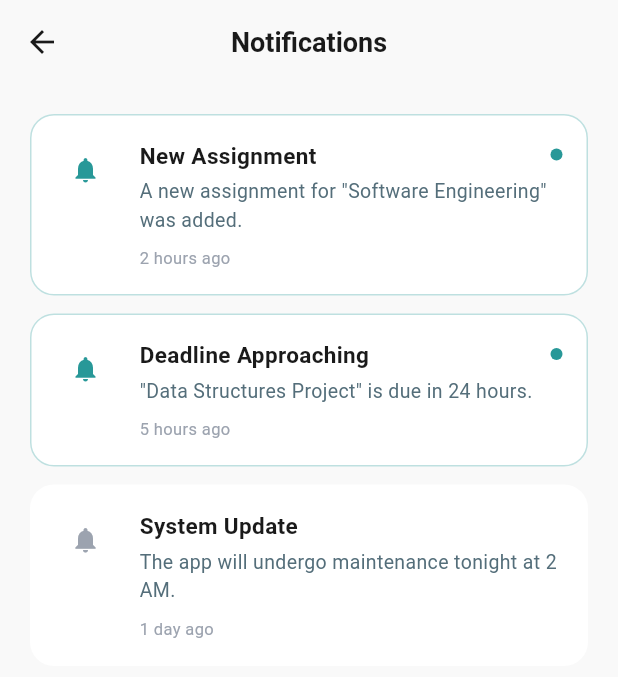
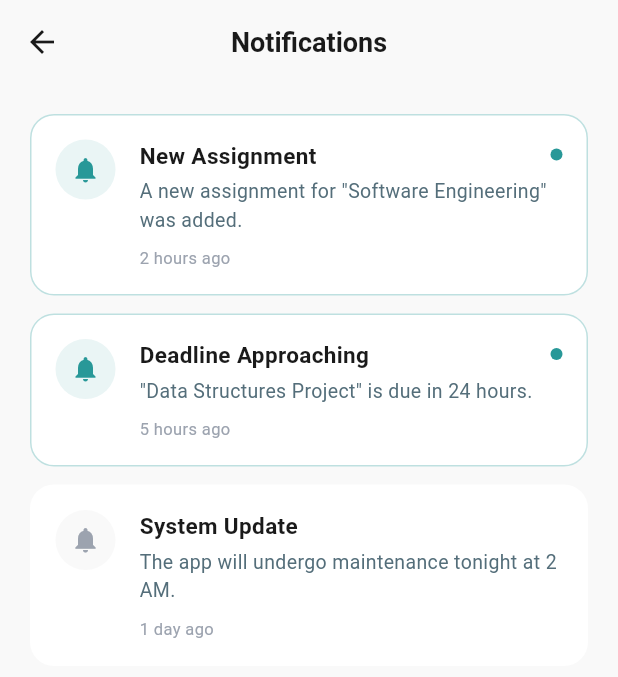
Before and after one commit to malkk65/Assignment-Tracker, a Flutter app: the NotificationsScreen screen opened directly, on a phone screen of 412 x 824 dp. Shown: the top 677 px of the screen. Run offline on Flutter 3.47's test engine with Material 3 defaults, Android fonts, the light colour scheme and no system bars; our stand-ins replace cloud_firestore, firebase_auth, firebase_core; accounts and stored records are empty.

```diff
--- a/lib/features/notifications/screens/notifications_screen.dart
+++ b/lib/features/notifications/screens/notifications_screen.dart
@@ -53,7 +53,7 @@ class NotificationsScreen extends StatelessWidget {
                       Container(
                         padding: const EdgeInsets.all(10),
                         decoration: BoxDecoration(
-                          color: isRead ? AppColors.background : AppColors.primary.withValues(alpha: 0.1),
+                          color: isRead ? AppColors.scaffold : AppColors.primary.withValues(alpha: 0.1),
                           shape: BoxShape.circle,
                         ),
                         child: Icon(
--- a/lib/navigation/main_shell.dart
+++ b/lib/navigation/main_shell.dart
@@ -1,7 +1,6 @@
 import 'package:flutter/material.dart';
 import '../core/theme/app_colors.dart';
 import '../core/constants/app_strings.dart';
-import '../core/cache/user_cache.dart';
 import '../features/dashboard/screens/dashboard_screen.dart';
 import '../features/assignments/screens/assignment_list_screen.dart';
 import '../features/chat/screens/chat_screen.dart';
@@ -105,7 +104,7 @@ class _MainShellState extends State<MainShell> {
                     decoration: BoxDecoration(
                       color: Colors.redAccent,
                       shape: BoxShape.circle,
-                      border: Border.all(color: AppColors.background, width: 2),
+                      border: Border.all(color: AppColors.scaffold, width: 2),
                     ),
                   ),
                 ),
```
Also changed, not shown: lib/features/auth/screens/register_screen.dart (+0 -8 lines).
